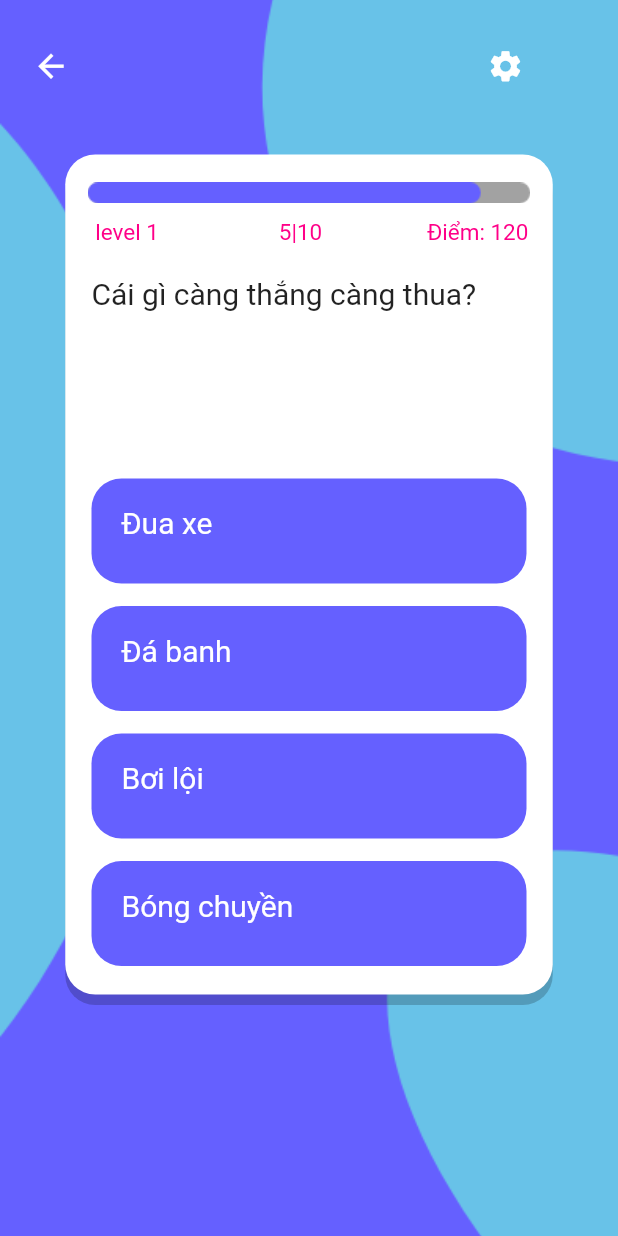
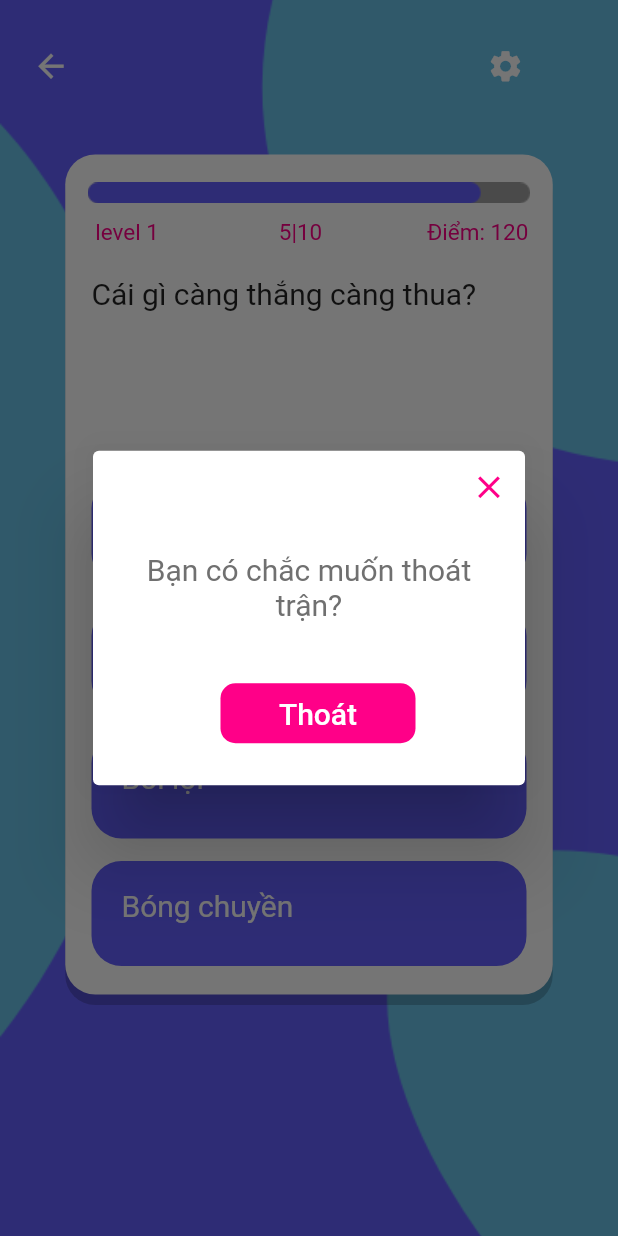
Before and after one commit to Thinh-CKC/Sing, a Flutter app: the GiaoDienChoiCaNhanScreen screen opened directly, after a tap on the "arrow back" icon, on a phone screen of 412 x 824 dp. Run offline on Flutter 3.47's test engine with Material 2 defaults, Android fonts, the light colour scheme and no system bars.

Commit message:
them chuc nang canh cao thoat tran

```diff
--- a/choi_cung_ohoo/lib/main.dart
+++ b/choi_cung_ohoo/lib/main.dart
@@ -27,7 +27,7 @@ class MyApp extends StatelessWidget {
       title: 'Chơi cùng Ohoo',
       //theme: ThemeData(fontFamily: 'Verdana'),
       debugShowCheckedModeBanner: false,
-      home: HoSoScreen(),
+      home: GiaoDienChoiCaNhanScreen(),
       routes: {},
     );
   }
--- a/choi_cung_ohoo/lib/screens/giao_dien_choi_ca_nhan.dart
+++ b/choi_cung_ohoo/lib/screens/giao_dien_choi_ca_nhan.dart
@@ -27,14 +27,66 @@ class _GiaoDienChoiCaNhanState extends State<GiaoDienChoiCaNhanScreen> {
                   children: [
                     Container(
                         margin: EdgeInsets.fromLTRB(10, 20, 0, 0),
+                        child: Container(
                           child: IconButton(
+                              onPressed: () {
+                                showDialog(
+                                  context: context,
+                                  builder: (ctx) => AlertDialog(
+                                    iconPadding: EdgeInsets.fromLTRB(240, 0, 0, 0),
+                                    icon: IconButton(
+
+                                      onPressed: () {
+                                        Navigator.pop(context);
+                                      },
+                                      icon: Icon(
+                                        Icons.close,
+                                        color: Color(0xFFFF0088),
+                                        size: 25,
+                                      ),
+                                    ),
+                                    content: Container(
+                                      width: 184,
+                                      height: 55,
+                                      child: Text(
+                                      'Bạn có chắc muốn thoát trận?',
+                                      style: TextStyle(
+                                          color: Color(0xFF707070),
+                                          fontSize: 20),
+                                      textAlign: TextAlign.center,
+                                    ),
+                                    ),
+                                    actions: <Widget>[
+                                      TextButton(
                                           onPressed: () {},
+                                          child: Container(
+                                            margin: EdgeInsets.fromLTRB(
+                                                0, 0, 65, 0),
+                                           height: 40,
+                                           width: 130,
+                                            alignment: Alignment.center,
+                                            decoration: BoxDecoration(
+                                                borderRadius:
+                                                    BorderRadius.circular(10),
+                                                color: Color(0xFFFF0088)),
+                                            child: Text(
+                                              'Thoát',
+                                              style: TextStyle(
+                                                  color: Colors.white,
+                                                  fontSize: 20),
+                                            ),
+                                          )),
+                                    ],
+                                  actionsPadding: EdgeInsets.fromLTRB(0, 0, 0, 20),
+                                  ),
+                                );
+                              },
                               icon: Icon(
                                 Icons.arrow_back,
                                 size: 25,
                                 color: Colors.white,
                               )),
-                    )
+                        ))
                   ],
                 ),
                 Column(
@@ -44,7 +96,10 @@ class _GiaoDienChoiCaNhanState extends State<GiaoDienChoiCaNhanScreen> {
                       margin: EdgeInsets.fromLTRB(255, 20, 0, 0),
                       child: IconButton(
                         onPressed: () {
-                          Navigator.push(context,MaterialPageRoute(builder: (context) => CaiDatScreen()));
+                          Navigator.push(
+                              context,
+                              MaterialPageRoute(
+                                  builder: (context) => CaiDatScreen()));
                         },
                         icon: Icon(
                           Icons.settings,
```
Lines whose indentation alone changed are shown as unchanged.
